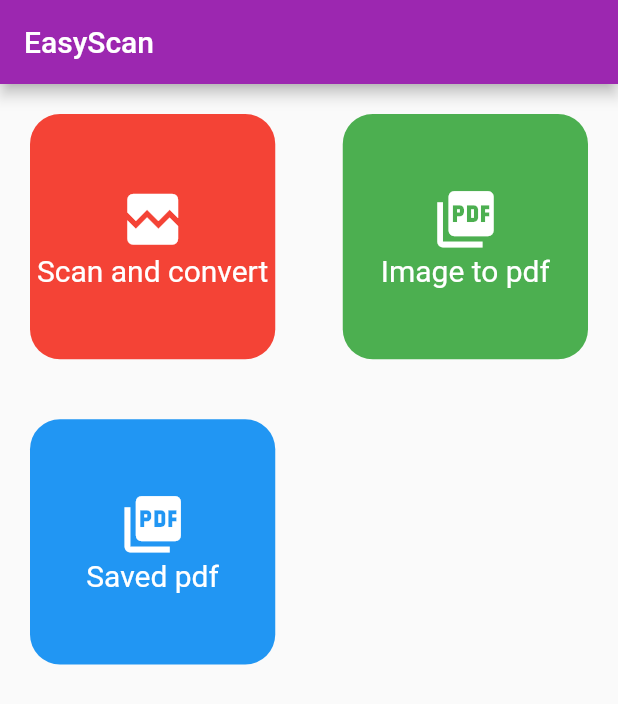
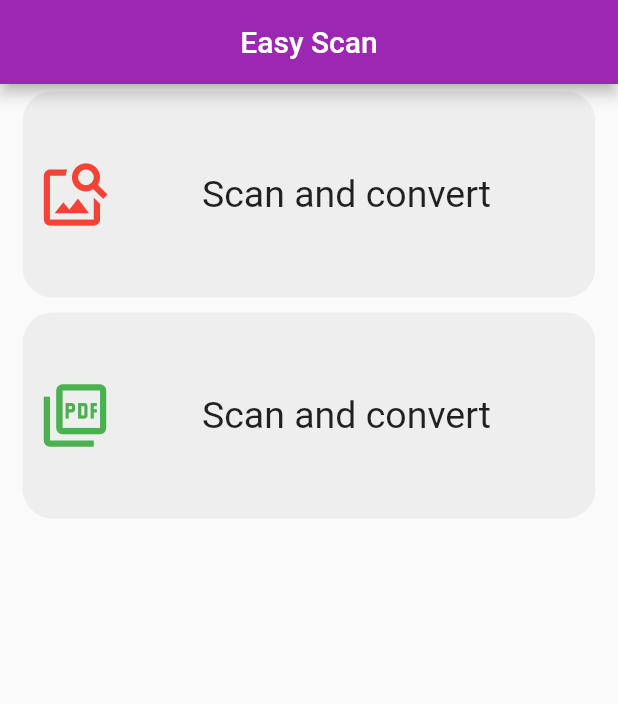
Before and after one commit to askbuddie/easy-scan, a Flutter app: the screen it shows after launch, on a phone screen of 412 x 824 dp. Shown: the top 704 px of the screen. Run offline on Flutter 3.47's test engine with Material 2 defaults, Android fonts, the phone set to English and light mode, and no system bars; our stand-ins replace image_cropper, image_picker, pdf, permission_handler.

```diff
--- a/lib/Utils/methods.dart
+++ b/lib/Utils/methods.dart
@@ -5,7 +5,6 @@
 import 'package:image_cropper/image_cropper.dart';
 import 'package:pdf/pdf.dart';
 import 'package:pdf/widgets.dart';
-
 import 'package:EasyScan/Utils/constants.dart';
 
 Future cropImage(String imagepath, Function(String) onCrop) async {
--- a/lib/screens/home_screen.dart
+++ b/lib/screens/home_screen.dart
@@ -1,11 +1,8 @@
 import 'package:EasyScan/Utils/constants.dart';
-import 'package:EasyScan/Utils/permission_checker.dart';
 import 'package:EasyScan/screens/images_to_pdf.dart';
-import 'package:EasyScan/screens/saved_pdf.dart';
 import 'package:EasyScan/screens/scan_and_convert.dart';
 import 'package:EasyScan/widgets/home_card.dart';
 import 'package:flutter/material.dart';
-import 'package:permission_handler/permission_handler.dart';
 
 class HomeScreen extends StatefulWidget {
   @override
@@ -14,56 +11,54 @@
 
 class _HomeScreenState extends State<HomeScreen> {
   @override
-  void initState() {
-    super.initState();
-    checkPermission();
-  }
-
-  Future<void> checkPermission() async {
-    await permision.checkPermission();
-    if (permision.permissionStatus != PermissionStatus.granted) {
-      await permision.requestPermission();
-    }
-  }
-
-  @override
   Widget build(BuildContext context) {
     return Scaffold(
       appBar: AppBar(
-        title: const Text('EasyScan'),
+        backgroundColor: primaryColor,
+        title: const Text("Easy Scan"),
+        centerTitle: true,
       ),
-      body: GridView.count(
-        crossAxisCount: 2,
-        crossAxisSpacing: 5,
-        children: [
+      body: Column(crossAxisAlignment: CrossAxisAlignment.stretch, children: [
         HomeCard(
           onTap: () => Navigator.push(
               context, MaterialPageRoute(builder: (_) => ScanAndConvert())),
-            iconData: Icons.broken_image,
+          iconData: Icons.image_search,
           color: Colors.red,
           text: 'Scan and convert',
-            textStyle: textStyle.copyWith(
-              fontSize: 20,
-            ),
         ),
         HomeCard(
           onTap: () => Navigator.push(
               context, MaterialPageRoute(builder: (_) => ImageToPdf())),
-            iconData: Icons.picture_as_pdf,
+          iconData: Icons.picture_as_pdf_outlined,
           color: Colors.green,
-            text: 'Image to pdf',
-            textStyle: textStyle.copyWith(fontSize: 20),
+          text: 'Scan and convert',
         ),
-          HomeCard(
-            onTap: () => Navigator.push(
-                context, MaterialPageRoute(builder: (_) => SavedPdfScreen())),
-            iconData: Icons.picture_as_pdf,
-            color: Colors.blue,
-            text: 'Saved pdf',
-            textStyle: textStyle.copyWith(fontSize: 20),
-          ),
-        ],
-      ),
+        // This widget is needed to be implemented for recent projects
+        // Expanded(
+        //     child: Container(
+        //         padding: const EdgeInsets.only(top: 10, left: 10, right: 10),
+        //         margin: const EdgeInsets.only(top: 20),
+        //         decoration: BoxDecoration(
+        //             color: Colors.grey.shade300,
+        //             borderRadius: const BorderRadius.only(
+        //                 topLeft: Radius.circular(50),
+        //                 topRight: Radius.circular(50))),
+        //         child: GridView.builder(
+        //             gridDelegate:
+        //                 const SliverGridDelegateWithFixedCrossAxisCount(
+        //                     crossAxisCount: 2,
+        //                     mainAxisSpacing: 1,
+        //                     crossAxisSpacing: 1),
+        //             itemBuilder: (context, index) {
+        //               return Container(
+        //                   margin: const EdgeInsets.symmetric(horizontal: 10),
+        //                   child: Center(
+        //                     child: Text(
+        //                       index.toString(),
+        //                     ),
+        //                   ));
+        //             })))
+      ]),
     );
   }
 }
--- a/lib/screens/scan_and_convert.dart
+++ b/lib/screens/scan_and_convert.dart
@@ -11,7 +11,7 @@
 class _ScanAndConvertState extends State<ScanAndConvert> {
   Widget get getBody {
     if (_imageFile == null) {
-      return const Center(child: Text('No Image Available'));
+      return const Center(child: CircularProgressIndicator());
     } else {
       return Image.file(_imageFile);
     }
--- a/lib/widgets/home_card.dart
+++ b/lib/widgets/home_card.dart
@@ -3,43 +3,38 @@
 class HomeCard extends StatelessWidget {
   final Color color;
   final String text;
-  final TextStyle textStyle;
   final IconData iconData;
   final Function onTap;
   const HomeCard(
-      {Key key,
-      @required this.text,
-      this.color,
-      this.textStyle,
-      this.iconData,
-      this.onTap})
+      {Key key, @required this.text, this.color, this.iconData, this.onTap})
       : super(key: key);
   @override
   Widget build(BuildContext context) {
     return GestureDetector(
       onTap: onTap,
       child: Container(
-        margin: const EdgeInsets.all(20),
+        margin: const EdgeInsets.symmetric(horizontal: 15, vertical: 5),
+        padding: const EdgeInsets.symmetric(horizontal: 10),
         decoration: BoxDecoration(
-          borderRadius: BorderRadius.circular(20),
-          color: color ?? Colors.red.withOpacity(0.6),
-        ),
+            borderRadius: BorderRadius.circular(20), color: Colors.grey[200]),
         alignment: Alignment.center,
-        height: 100,
-        width: 200,
-        child: Column(
-          mainAxisAlignment: MainAxisAlignment.center,
+        height: MediaQuery.of(context).size.height / 6,
+        child: Row(
+          mainAxisAlignment: MainAxisAlignment.spaceEvenly,
           children: [
-            if (iconData != null)
-              Icon(
-                iconData,
-                color: Colors.white,
-                size: 45,
+            Icon(
+              iconData,
+              color: color,
+              size: 50,
+            ),
+            Expanded(
+              child: Text(
+                text,
+                textAlign: TextAlign.center,
+                style: const TextStyle(
+                  fontSize: 25,
+                ),
               ),
-            Text(
-              text,
-              textAlign: TextAlign.center,
-              style: textStyle,
             ),
           ],
         ),
```
Also changed, not shown: lib/screens/images_to_pdf.dart (+47 -38 lines), pubspec.lock, 1 other file. Lines whose indentation alone changed are shown as unchanged.
